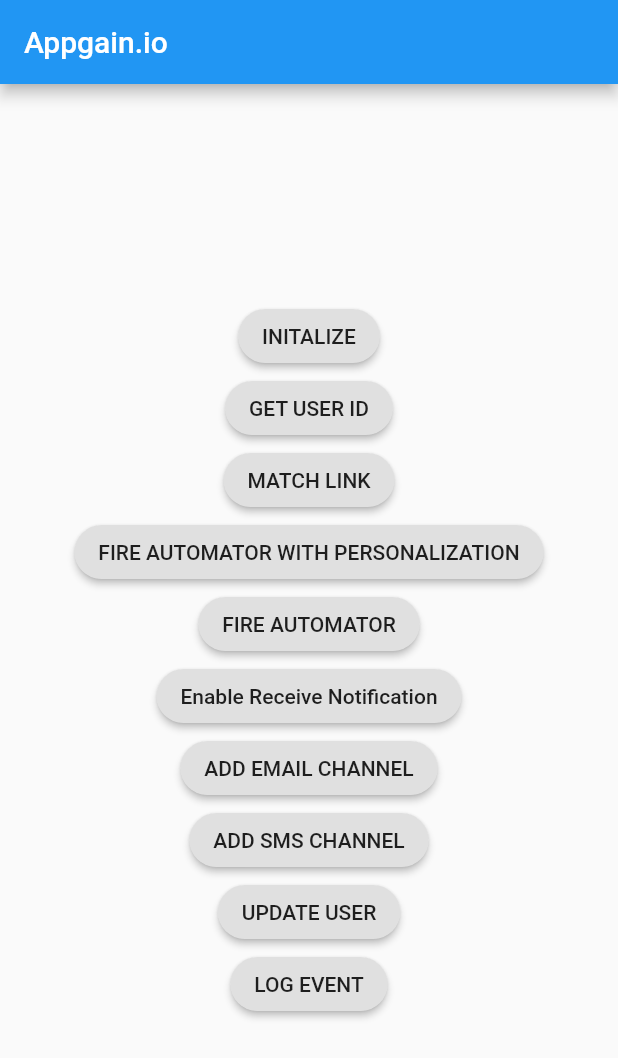
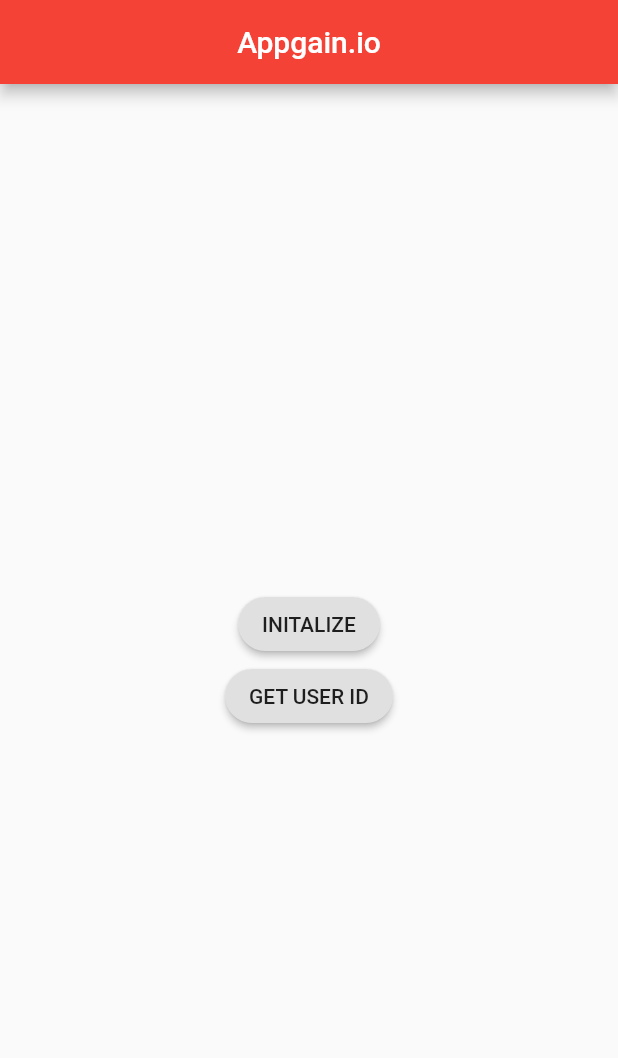
Before and after one commit to Mohamedimbaby/app_gain, a Flutter app: the screen it shows after launch, on a phone screen of 412 x 824 dp. Shown: the top 1058 px of the screen. Run offline on Flutter 3.47's test engine with Material 2 defaults, Android fonts, the phone set to English and light mode, and no system bars.

Commit message:
last commit with push notification

```diff
--- a/lib/main.dart
+++ b/lib/main.dart
@@ -18,23 +18,9 @@ class MyApp extends StatelessWidget {
   @override
   Widget build(BuildContext context) {
     return MaterialApp(
+      debugShowCheckedModeBanner: false,
       title: 'Flutter Demo',
-      theme: ThemeData(
-        // This is the theme of your application.
-        //
-        // Try running your application with "flutter run". You'll see the
-        // application has a blue toolbar. Then, without quitting the app, try
-        // changing the primarySwatch below to Colors.green and then invoke
-        // "hot reload" (press "r" in the console where you ran "flutter run",
-        // or simply save your changes to "hot reload" in a Flutter IDE).
-        // Notice that the counter didn't reset back to zero; the application
-        // is not restarted.
-        primarySwatch: Colors.blue,
-        // This makes the visual density adapt to the platform that you run
-        // the app on. For desktop platforms, the controls will be smaller and
-        // closer together (more dense) than on mobile platforms.
-        visualDensity: VisualDensity.adaptivePlatformDensity,
-      ),
+
       home: MyHomePage(title: 'Flutter Demo Home Page'),
 
     );
@@ -44,14 +30,7 @@ class MyApp extends StatelessWidget {
 class MyHomePage extends StatefulWidget {
   MyHomePage({Key key, this.title}) : super(key: key);
 
-  // This widget is the home page of your application. It is stateful, meaning
-  // that it has a State object (defined below) that contains fields that affect
-  // how it looks.
 
-  // This class is the configuration for the state. It holds the values (in this
-  // case the title) provided by the parent (in this case the App widget) and
-  // used by the build method of the State. Fields in a Widget subclass are
-  // always marked "final".
 
   final String title;
 
@@ -67,24 +46,13 @@ class _MyHomePageState extends State<MyHomePage> {
     //        .addPostFrameCallback((_) => _initSDK());
     //Timer.run(() => _initSDK());
   }
-  int _counter = 0;
   BuildContext myContext;
-  void _incrementCounter() {
-    setState(() {
-      // This call to setState tells the Flutter framework that something has
-      // changed in this State, which causes it to rerun the build method below
-      // so that the display can reflect the updated values. If we changed
-      // _counter without calling setState(), then the build method would not be
-      // called again, and so nothing would appear to happen.
-      _counter++;
-    });
-  }
+
   Future _initSDK() async {
     var data =  {'appId':'5fe07d289c2095000c3bc8b7','apiKey':'5890d8d2cc4c8501a437f59f79efe2440f1e7c0e86edf6aec7bcef2bac7c2d5b','configure':true};
 
     Appgain().initAppgainSDK(data);
 
-    // TextFieldAlertDialog().displayDialog(myContext);
   }
 
   Future _getUserID() async {
@@ -92,6 +60,7 @@ class _MyHomePageState extends State<MyHomePage> {
   } Future _matchLink() async {
     Appgain().matchLink();
   }
+/*
 
   Future _fireAutomatorWithPersonalization() async {
 
@@ -141,6 +110,7 @@ class _MyHomePageState extends State<MyHomePage> {
     //var data = {'type': 'testType', 'action': 'testAction'};
     //Appgain().logEvent(data);
   }
+*/
 
 
   @override
@@ -158,7 +128,8 @@ class _MyHomePageState extends State<MyHomePage> {
     // than having to individually change instances of widgets.
     return Scaffold(
       appBar: AppBar(
-
+        centerTitle: true,
+        backgroundColor: Colors.red,
         // Here we take the value from the MyHomePage object that was created by
         // the App.build method, and use it to set our appbar title.
         title: Text("Appgain.io"),
@@ -167,20 +138,7 @@ class _MyHomePageState extends State<MyHomePage> {
         // Center is a layout widget. It takes a single child and positions it
         // in the middle of the parent.
         child: Column(
-          // Column is also a layout widget. It takes a list of children and
-          // arranges them vertically. By default, it sizes itself to fit its
-          // children horizontally, and tries to be as tall as its parent.
-          //
-          // Invoke "debug painting" (press "p" in the console, choose the
-          // "Toggle Debug Paint" action from the Flutter Inspector in Android
-          // Studio, or the "Toggle Debug Paint" command in Visual Studio Code)
-          // to see the wireframe for each widget.
-          //
-          // Column has various properties to control how it sizes itself and
-          // how it positions its children. Here we use mainAxisAlignment to
-          // center the children vertically; the main axis here is the vertical
-          // axis because Columns are vertical (the cross axis would be
-          // horizontal).
+
 
           mainAxisAlignment: MainAxisAlignment.center,
           children: <Widget>[
@@ -195,58 +153,6 @@ class _MyHomePageState extends State<MyHomePage> {
                 onPressed: _getUserID,
                 shape: RoundedRectangleBorder(borderRadius: new BorderRadius.circular(30.0))
             )             ,
-            RaisedButton(
-                child: Text("MATCH LINK"),
-                onPressed: _matchLink,
-                shape: RoundedRectangleBorder(borderRadius: new BorderRadius.circular(30.0))
-            )             ,
-
-            RaisedButton(
-                child: Text("FIRE AUTOMATOR WITH PERSONALIZATION"),
-                onPressed: _fireAutomatorWithPersonalization,
-                shape: RoundedRectangleBorder(borderRadius: new BorderRadius.circular(30.0))
-            )             ,
-            RaisedButton(
-                child: Text("FIRE AUTOMATOR"),
-                onPressed: _fireAutomator,
-                shape: RoundedRectangleBorder(borderRadius: new BorderRadius.circular(30.0))
-            )             ,
-//            RaisedButton(
-//                child: Text("UPDATE USER ID"),
-//                onPressed: _setuserId,
-//                shape: RoundedRectangleBorder(borderRadius: new BorderRadius.circular(30.0))
-//            )             ,
-            RaisedButton(
-                child: Text("Enable Receive Notification"),
-                onPressed: _enableReciveNotification,
-                shape: RoundedRectangleBorder(borderRadius: new BorderRadius.circular(30.0))
-            )             ,
-
-//            RaisedButton(
-//                child: Text("Enable Notification"),
-//                onPressed: _enableReciveNotification,
-//                shape: RoundedRectangleBorder(borderRadius: new BorderRadius.circular(30.0))
-//            )             ,
-            RaisedButton(
-                child: Text("ADD EMAIL CHANNEL"),
-                onPressed: _addemailChannel,
-                shape: RoundedRectangleBorder(borderRadius: new BorderRadius.circular(30.0))
-            )             ,
-            RaisedButton(
-                child: Text("ADD SMS CHANNEL"),
-                onPressed: _addsmsChannel,
-                shape: RoundedRectangleBorder(borderRadius: new BorderRadius.circular(30.0))
-            )             ,
-            RaisedButton(
-                child: Text("UPDATE USER"),
-                onPressed: _updateUser,
-                shape: RoundedRectangleBorder(borderRadius: new BorderRadius.circular(30.0))
-            )             ,
-            RaisedButton(
-                child: Text("LOG EVENT"),
-                onPressed: _logEvent,
-                shape: RoundedRectangleBorder(borderRadius: new BorderRadius.circular(30.0))
-            )             ,
 
           ],
         ),
```
Also changed, not shown: 3 other files.
